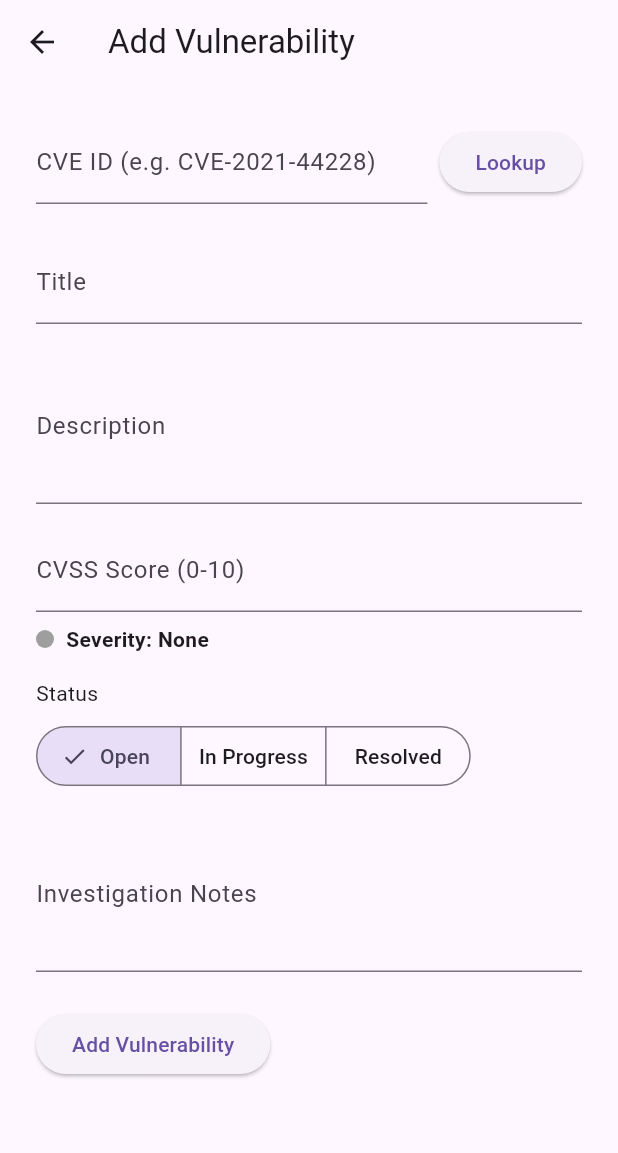
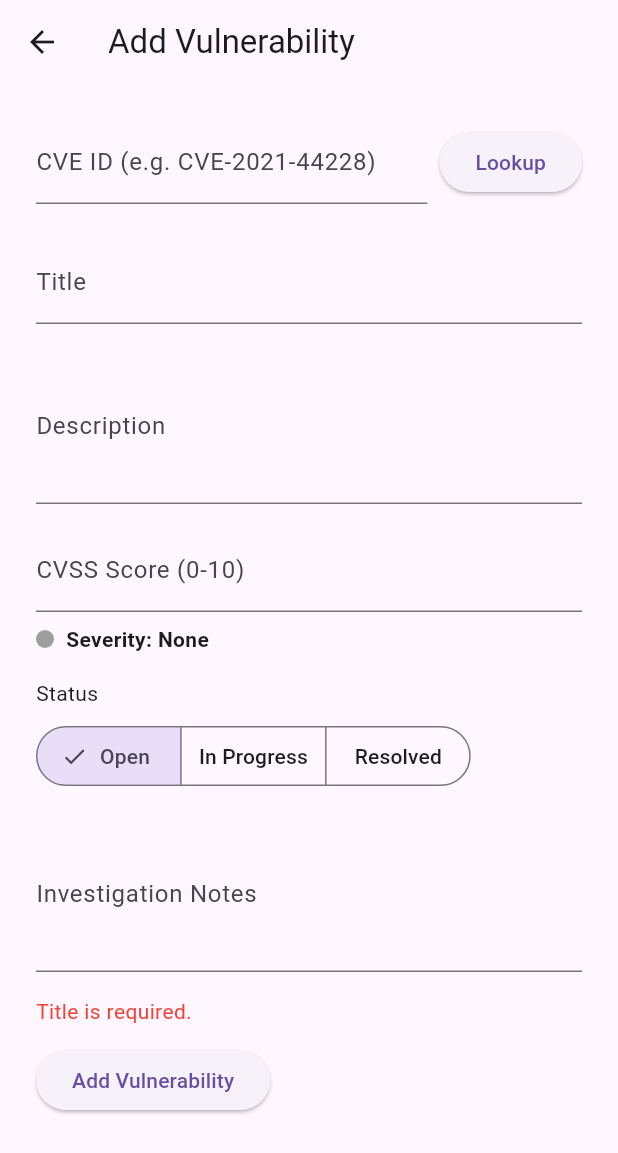
Before and after one commit to RafaellGramata/vulnera, a Flutter app: the AddEditVulnerabilityScreen screen opened directly with empty values, after a tap on "Add Vulnerability", on a phone screen of 412 x 824 dp. Shown: the top 1153 px of the screen. Run offline on Flutter 3.47's test engine with Material 3 defaults, Android fonts, the phone set to English and light mode, and no system bars; our stand-ins replace cloud_firestore, firebase_auth, firebase_core, fl_chart, pdf, printing; accounts and stored records are empty.

Commit message:
vulnerability validation and asset validation fixes

```diff
--- a/lib/screens/add_edit_vulnerability_screen.dart
+++ b/lib/screens/add_edit_vulnerability_screen.dart
@@ -30,6 +30,7 @@ class _AddEditVulnerabilityScreenState
   final _cveService = CveService();
   bool _isLookingUp = false;
   String? _lookupError;
+  String? _formError;
 
 String _selectedSeverity = 'None';
   String _selectedStatus = 'Open';
@@ -58,6 +59,29 @@ String _selectedSeverity = 'None';
       default:
         return Colors.grey;
     }
+  }
+
+  // checks the form and returns an error message if something's wrong,
+  // or null if everything looks good
+  String? _validateForm() {
+    if (_titleController.text.trim().isEmpty) {
+      return 'Title is required.';
+    }
+
+    final cvssText = _cvssController.text.trim();
+    if (cvssText.isEmpty) {
+      return 'CVSS score is required.';
+    }
+
+    final cvssValue = double.tryParse(cvssText);
+    if (cvssValue == null) {
+      return 'CVSS score must be a number.';
+    }
+    if (cvssValue <= 0 || cvssValue > 10) {
+      return 'CVSS score must be greater than 0 and up to 10.';
+    }
+
+    return null;
   }
 
   @override
@@ -128,13 +152,17 @@ String _selectedSeverity = 'None';
   }
 
   void _handleSave() async {
-    // don't save if the title field is empty
-    if (_titleController.text.trim().isEmpty) {
+    final validationError = _validateForm();
+    if (validationError != null) {
+      setState(() {
+        _formError = validationError;
+      });
       return;
     }
 
     setState(() {
       _isSaving = true;
+      _formError = null;
     });
 
     // convert the cvss text field into a number, defaulting to 0 if it's not valid
@@ -266,7 +294,12 @@ String _selectedSeverity = 'None';
               decoration: const InputDecoration(labelText: 'Investigation Notes'),
               maxLines: 3,
             ),
-            const SizedBox(height: 24),
+            const SizedBox(height: 16),
+            if (_formError != null)
+              Padding(
+                padding: const EdgeInsets.only(bottom: 12.0),
+                child: Text(_formError!, style: const TextStyle(color: Colors.red)),
+              ),
             _isSaving
                 ? const CircularProgressIndicator()
                 : ElevatedButton(
```
Also changed, not shown: lib/screens/add_edit_asset_screen.dart (+15 -5 lines).
